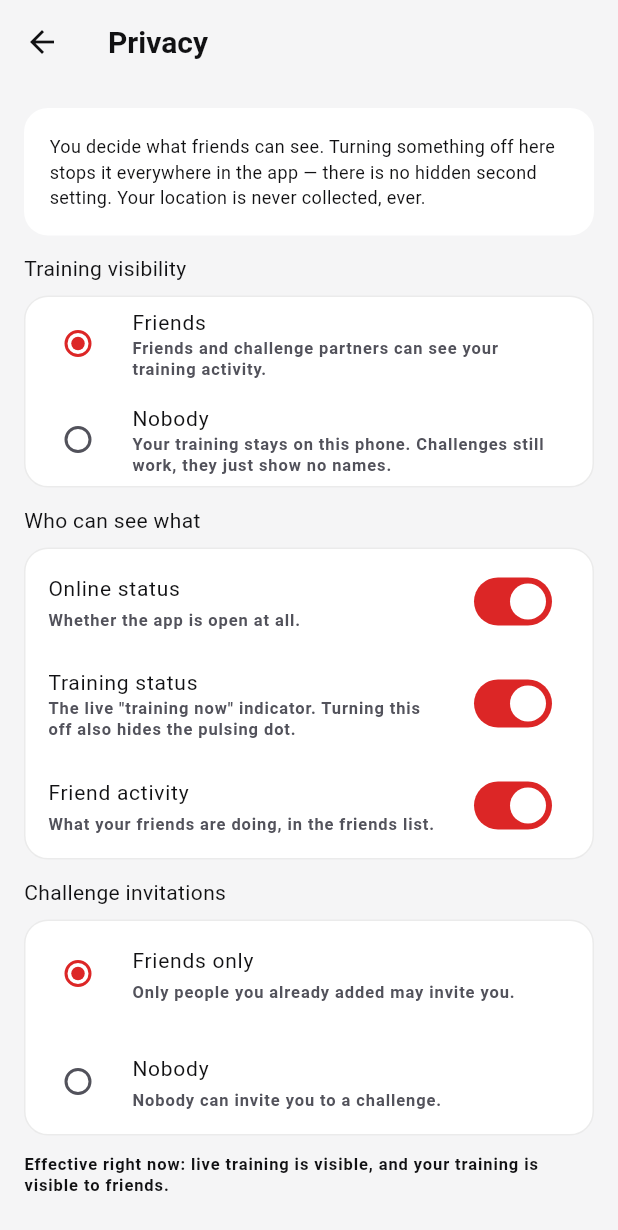
After one commit to DALI951/calisthenics_app, a Flutter app: the PrivacySettingsScreen screen opened directly, on a phone screen of 412 x 824 dp. The commit adds this screen. Shown: the top 1230 px of the screen. Run offline on Flutter 3.47's test engine with Material 3 defaults, Android fonts, the phone set to English and light mode, and no system bars; our stand-ins replace cloud_firestore, connectivity_plus, firebase_auth, firebase_core, firebase_database, firebase_storage and 7 more; missing offline and left inert: firebase_app_check; accounts and stored records are empty; generated files the repository leaves out were written again.

Commit message:
phase13: privacy controls + real account deletion — training visibility, online/training/friend toggles, invite source, honest shared-data deletion report (v0.1.13+1)

```diff
--- /dev/null
+++ b/lib/features/privacy/domain/privacy_settings.dart
@@ -0,0 +1,91 @@
+/// Privacy controls (spec §36). The user's explicit choice, enforced in the
+/// UI — the app never quietly exposes training data. Location is never
+/// collected at all.
+enum TrainingVisibility {
+  /// Friends and challenge partners can see your training.
+  friends,
+
+  /// Nobody sees it. Challenges still work — they just show no names.
+  nobody,
+}
+
+class PrivacySettings {
+  const PrivacySettings({
+    this.trainingVisibility = TrainingVisibility.friends,
+    this.onlineStatusVisible = true,
+    this.trainingStatusVisible = true,
+    this.friendActivityVisible = true,
+    this.challengeInvitesFrom = ChallengeInviteSource.friendsOnly,
+  });
+
+  final TrainingVisibility trainingVisibility;
+
+  /// "Online status" — being online at all.
+  final bool onlineStatusVisible;
+
+  /// "Training status" — actively mid-workout right now.
+  final bool trainingStatusVisible;
+
+  /// "Friend activity" — what your friends are doing in the friends list.
+  final bool friendActivityVisible;
+
+  final ChallengeInviteSource challengeInvitesFrom;
+
+  /// Single decision point the rest of the app asks.
+  bool get showsTrainingToOthers =>
+      trainingVisibility == TrainingVisibility.friends;
+
+  /// The one rule: a hidden training status also hides the pulsing dot, even
+  /// if online status is visible. No half-hidden "he is definitely training".
+  bool get showsLiveTraining => onlineStatusVisible && trainingStatusVisible;
+
+  PrivacySettings copyWith({
+    TrainingVisibility? trainingVisibility,
+    bool? onlineStatusVisible,
+    bool? trainingStatusVisible,
+    bool? friendActivityVisible,
+    ChallengeInviteSource? challengeInvitesFrom,
+  }) => PrivacySettings(
+    trainingVisibility: trainingVisibility ?? this.trainingVisibility,
+    onlineStatusVisible: onlineStatusVisible ?? this.onlineStatusVisible,
+    trainingStatusVisible: trainingStatusVisible ?? this.trainingStatusVisible,
+    friendActivityVisible: friendActivityVisible ?? this.friendActivityVisible,
+    challengeInvitesFrom: challengeInvitesFrom ?? this.challengeInvitesFrom,
+  );
+
+  Map<String, Object?> toStorage() => {
+    'trainingVisibility': trainingVisibility.name,
+    'onlineStatusVisible': onlineStatusVisible,
+    'trainingStatusVisible': trainingStatusVisible,
+    'friendActivityVisible': friendActivityVisible,
+    'challengeInvitesFrom': challengeInvitesFrom.name,
+  };
+
+  static PrivacySettings fromStorage(Map<Object?, Object?> raw) {
+    T pick<T extends Enum>(List<T> values, String? name, T fallback) =>
+        values.firstWhere((v) => v.name == name, orElse: () => fallback);
+    return PrivacySettings(
+      trainingVisibility: pick(
+        TrainingVisibility.values,
+        raw['trainingVisibility'] as String?,
+        TrainingVisibility.friends,
+      ),
+      onlineStatusVisible: (raw['onlineStatusVisible'] as bool?) ?? true,
+      trainingStatusVisible: (raw['trainingStatusVisible'] as bool?) ?? true,
+      friendActivityVisible: (raw['friendActivityVisible'] as bool?) ?? true,
+      challengeInvitesFrom: pick(
+        ChallengeInviteSource.values,
+        raw['challengeInvitesFrom'] as String?,
+        ChallengeInviteSource.friendsOnly,
+      ),
+    );
+  }
+}
+
+enum ChallengeInviteSource {
+  /// Only people who are already your friends may invite you.
+  friendsOnly,
+
+  /// Nobody may invite you.
+  nobody,
+}
--- /dev/null
+++ b/lib/features/privacy/presentation/privacy_settings_screen.dart
@@ -0,0 +1,171 @@
+import 'package:flutter/material.dart';
+import 'package:flutter_riverpod/flutter_riverpod.dart';
+
+import '../../../app/theme/app_spacing.dart';
+import '../../../app/theme/app_typography.dart';
+import '../../../core/widgets/app_card.dart';
+import '../data/privacy_providers.dart';
+import '../domain/privacy_settings.dart';
+
+class _Section extends StatelessWidget {
+  const _Section(this.title);
+  final String title;
+
+  @override
+  Widget build(BuildContext context) => Padding(
+    padding: const EdgeInsets.only(bottom: AppSpacing.sm),
+    child: Text(title, style: AppTypography.body),
+  );
+}
+
+/// Privacy controls (spec §36). Every switch is written in plain words, with
+/// the consequence spelled out. Location is never collected.
+class PrivacySettingsScreen extends ConsumerWidget {
+  const PrivacySettingsScreen({super.key});
+
+  @override
+  Widget build(BuildContext context, WidgetRef ref) {
+    final s =
+        ref.watch(privacySettingsControllerProvider).value ??
+        const PrivacySettings();
+    final controller = ref.read(privacySettingsControllerProvider.notifier);
+
+    return Scaffold(
+      appBar: AppBar(title: const Text('Privacy')),
+      body: ListView(
+        padding: const EdgeInsets.all(AppSpacing.lg),
+        children: [
+          AppCard(
+            child: Text(
+              'You decide what friends can see. Turning something off here '
+              'stops it everywhere in the app — there is no hidden second '
+              'setting. Your location is never collected, ever.',
+              style: AppTypography.bodySmall,
+            ),
+          ),
+          const SizedBox(height: AppSpacing.md),
+
+          const _Section('Training visibility'),
+          Card(
+            child: Column(
+              children: [
+                for (final v in TrainingVisibility.values)
+                  RadioListTile<TrainingVisibility>(
+                    value: v,
+                    groupValue: s.trainingVisibility,
+                    onChanged: (val) => val == null
+                        ? null
+                        : controller.save(s.copyWith(trainingVisibility: val)),
+                    title: Text(
+                      v == TrainingVisibility.friends ? 'Friends' : 'Nobody',
+                      style: AppTypography.body,
+                    ),
+                    subtitle: Text(
+                      v == TrainingVisibility.friends
+                          ? 'Friends and challenge partners can see your '
+                                'training activity.'
+                          : 'Your training stays on this phone. Challenges '
+                                'still work, they just show no names.',
+                      style: AppTypography.caption,
+                    ),
+                  ),
+              ],
+            ),
+          ),
+          const SizedBox(height: AppSpacing.md),
+
+          const _Section('Who can see what'),
+          Card(
+            child: Column(
+              children: [
+                _Toggle(
+                  title: 'Online status',
+                  subtitle: 'Whether the app is open at all.',
+                  value: s.onlineStatusVisible,
+                  onChanged: (v) =>
+                      controller.save(s.copyWith(onlineStatusVisible: v)),
+                ),
+                _Toggle(
+                  title: 'Training status',
+                  subtitle:
+                      'The live "training now" indicator. Turning this '
+                      'off also hides the pulsing dot.',
+                  value: s.trainingStatusVisible,
+                  onChanged: (v) =>
+                      controller.save(s.copyWith(trainingStatusVisible: v)),
+                ),
+                _Toggle(
+                  title: 'Friend activity',
+                  subtitle: 'What your friends are doing, in the friends list.',
+                  value: s.friendActivityVisible,
+                  onChanged: (v) =>
+                      controller.save(s.copyWith(friendActivityVisible: v)),
+                ),
+              ],
+            ),
+          ),
+          const SizedBox(height: AppSpacing.md),
+
+          const _Section('Challenge invitations'),
+          Card(
+            child: Column(
+              children: [
+                for (final v in ChallengeInviteSource.values)
+                  RadioListTile<ChallengeInviteSource>(
+                    value: v,
+                    groupValue: s.challengeInvitesFrom,
+                    onChanged: (val) => val == null
+                        ? null
+                        : controller.save(
+                            s.copyWith(challengeInvitesFrom: val),
+                          ),
+                    title: Text(
+                      v == ChallengeInviteSource.friendsOnly
+                          ? 'Friends only'
+                          : 'Nobody',
+                      style: AppTypography.body,
+                    ),
+                    subtitle: Text(
+                      v == ChallengeInviteSource.friendsOnly
+                          ? 'Only people you already added may invite you.'
+                          : 'Nobody can invite you to a challenge.',
+                      style: AppTypography.caption,
+                    ),
+                  ),
+              ],
+            ),
+          ),
+          const SizedBox(height: AppSpacing.md),
+          Text(
+            'Effective right now: live training is '
+            '${s.showsLiveTraining ? 'visible' : 'hidden'}, and your training '
+            'is ${s.showsTrainingToOthers ? 'visible to friends' : 'visible to nobody'}.',
+            style: AppTypography.caption,
+          ),
+        ],
+      ),
+    );
+  }
+}
+
+class _Toggle extends StatelessWidget {
+  const _Toggle({
+    required this.title,
+    required this.subtitle,
+    required this.value,
+    required this.onChanged,
+  });
+
+  final String title;
+  final String subtitle;
+  final bool value;
+  final ValueChanged<bool> onChanged;
+
+  @override
+  Widget build(BuildContext context) => SwitchListTile(
+    value: value,
+    onChanged: onChanged,
+    title: Text(title, style: AppTypography.body),
+    subtitle: Text(subtitle, style: AppTypography.caption),
+  );
+}
--- a/pubspec.yaml
+++ b/pubspec.yaml
@@ -1,7 +1,7 @@
 name: calisthenics_app
 description: "Calisthenics — a premium beginner-friendly calisthenics training app for two friends who train together, compete through healthy challenges, and improve over time."
 publish_to: 'none'
-version: 0.1.12+1
+version: 0.1.13+1
 
 environment:
   sdk: ^3.13.4
```
Also changed, not shown: lib/features/auth/data/account_deletion_providers.dart (added, +102 -0 lines), lib/features/auth/domain/account_deletion.dart (added, +168 -0 lines), lib/features/privacy/data/privacy_providers.dart (added, +33 -0 lines), lib/features/profile/presentation/profile_screen.dart (+66 -39 lines), 2 other files.
